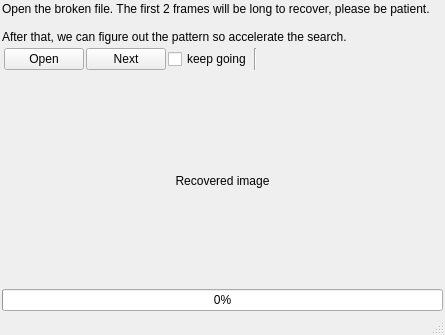
The window that recovermainwindow.ui (cseyve/recovermjpeg) describes before a commit, drawn with Qt 5.
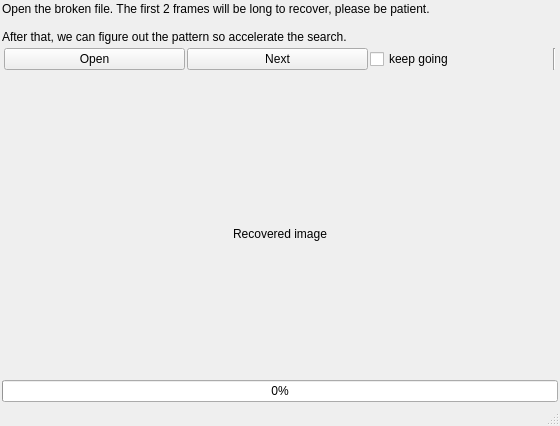
The same window after the commit.

Commit message: Automatically create the sub directory

The edit to the form file:
```diff
--- a/recovermainwindow.ui
+++ b/recovermainwindow.ui
@@ -6,8 +6,8 @@
    <rect>
     <x>0</x>
     <y>0</y>
-    <width>445</width>
-    <height>335</height>
+    <width>560</width>
+    <height>426</height>
    </rect>
   </property>
   <property name="windowTitle">
@@ -79,6 +79,12 @@
        </item>
        <item>
         <widget class="QCheckBox" name="goOnCheckBox">
+         <property name="sizePolicy">
+          <sizepolicy hsizetype="Preferred" vsizetype="Fixed">
+           <horstretch>0</horstretch>
+           <verstretch>0</verstretch>
+          </sizepolicy>
+         </property>
          <property name="toolTip">
           <string>At each image found, search for next until the end of file</string>
          </property>
@@ -94,10 +100,13 @@
          </property>
         </widget>
        </item>
+      </layout>
+     </widget>
+    </item>
        <item>
         <widget class="QLabel" name="debugLabel">
          <property name="sizePolicy">
-          <sizepolicy hsizetype="Expanding" vsizetype="Preferred">
+       <sizepolicy hsizetype="Preferred" vsizetype="Preferred">
            <horstretch>0</horstretch>
            <verstretch>0</verstretch>
           </sizepolicy>
@@ -105,9 +114,6 @@
          <property name="text">
           <string/>
          </property>
-        </widget>
-       </item>
-      </layout>
      </widget>
     </item>
     <item>
```
Lines whose indentation alone changed are shown as unchanged. The commit also changes 2 other files.
